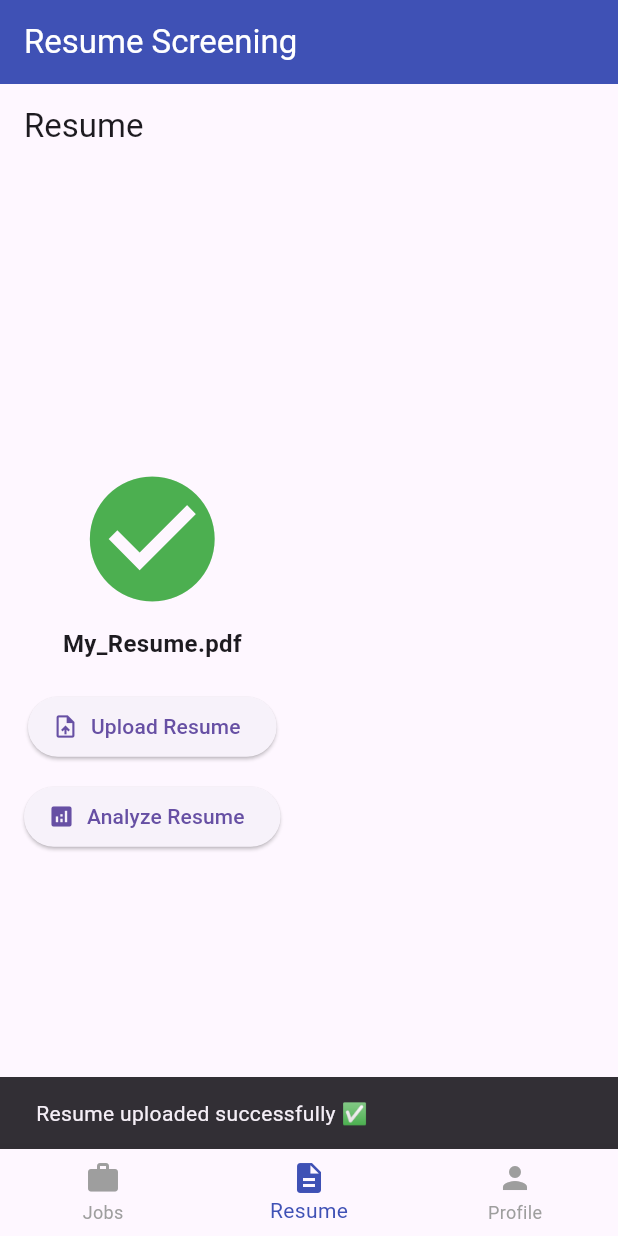
After one commit to gourav-gothwal/talent-sync, a Flutter app: the screen it shows once a user with an empty profile is signed in, item 2 of the bottom bar chosen, after a tap on "Upload Resume", on a phone screen of 412 x 824 dp. The commit adds this screen. Run offline on Flutter 3.47's test engine with Material 3 defaults, Android fonts, the phone set to English and light mode, and no system bars; our stand-ins replace cloud_firestore, firebase_auth, firebase_core; accounts and stored records are empty.

Commit message:
updated and improved ui

```diff
--- a/lib/main.dart
+++ b/lib/main.dart
@@ -1,7 +1,7 @@
 import 'package:flutter/material.dart';
 import 'package:firebase_core/firebase_core.dart';
 import 'package:firebase_auth/firebase_auth.dart';
-import 'firebase_options.dart';
+import 'package:talent_sync/firebase_options.dart';
 
 import 'screens/auth/login_screen.dart';
 import 'screens/home/home_screen.dart';
--- a/lib/screens/auth/login_screen.dart
+++ b/lib/screens/auth/login_screen.dart
@@ -57,7 +57,7 @@ class _LoginScreenState extends State<LoginScreen> {
               mainAxisAlignment: MainAxisAlignment.center,
               children: [
                 const Text(
-                  "HireMatch",
+                  "Talent Sync",
                   style: TextStyle(
                     fontSize: 32,
                     fontWeight: FontWeight.bold,
@@ -109,7 +109,12 @@ class _LoginScreenState extends State<LoginScreen> {
                     backgroundColor: Colors.indigo,
                   ),
                   onPressed: _login,
-                  child: const Text("Login"),
+                  child: const Text(
+                    "Login",
+                    style: TextStyle(
+                      color: Colors.white,
+                    ),
+                  ),
                 ),
                 const SizedBox(height: 20),
 
--- /dev/null
+++ b/lib/screens/home/home_screen.dart
@@ -0,0 +1,70 @@
+import 'package:flutter/material.dart';
+import 'package:talent_sync/screens/home/jobs_screen.dart';
+import 'package:talent_sync/screens/home/resume_screen.dart';
+
+import '../profile/profile_screen.dart';
+
+class HomeScreen extends StatefulWidget {
+  const HomeScreen({super.key});
+
+  @override
+  State<HomeScreen> createState() => _HomeScreenState();
+}
+
+class _HomeScreenState extends State<HomeScreen> {
+  int _selectedIndex = 0;
+
+  // Screens for navigation
+  final List<Widget> _screens = const [
+    JobsScreen(),
+    ResumeScreen(),
+    ProfileScreen(),
+  ];
+
+  // Titles for AppBar
+  final List<String> _titles = [
+    "Welcome to Talent Sync",
+    "Resume Screening",
+    "Profile",
+  ];
+
+  void _onItemTapped(int index) {
+    setState(() {
+      _selectedIndex = index;
+    });
+  }
+
+  @override
+  Widget build(BuildContext context) {
+    return Scaffold(
+      appBar: AppBar(
+        title: Text(_titles[_selectedIndex],
+            style: TextStyle(color: Colors.white),
+        ),
+        backgroundColor: Colors.indigo,
+
+      ),
+      body: _screens[_selectedIndex],
+      bottomNavigationBar: BottomNavigationBar(
+        currentIndex: _selectedIndex,
+        selectedItemColor: Colors.indigo,
+        unselectedItemColor: Colors.grey,
+        onTap: _onItemTapped,
+        items: const [
+          BottomNavigationBarItem(
+            icon: Icon(Icons.work),
+            label: "Jobs",
+          ),
+          BottomNavigationBarItem(
+            icon: Icon(Icons.description),
+            label: "Resume",
+          ),
+          BottomNavigationBarItem(
+            icon: Icon(Icons.person),
+            label: "Profile",
+          ),
+        ],
+      ),
+    );
+  }
+}
--- /dev/null
+++ b/lib/screens/home/jobs_screen.dart
@@ -0,0 +1,81 @@
+import 'package:flutter/material.dart';
+import 'package:talent_sync/models/job.dart';
+import 'package:talent_sync/services/job_service.dart';
+
+class JobsScreen extends StatelessWidget {
+  const JobsScreen({super.key});
+
+  @override
+  Widget build(BuildContext context) {
+    return Scaffold(
+      appBar: AppBar(title: const Text("Available Jobs")),
+      body: StreamBuilder<List<Job>>(
+        stream: JobService().getJobs(), // returns Stream<List<Job>>
+        builder: (context, snapshot) {
+          if (snapshot.connectionState == ConnectionState.waiting) {
+            return const Center(child: CircularProgressIndicator());
+          } else if (snapshot.hasError) {
+            return Center(child: Text("Error: ${snapshot.error}"));
+          } else if (!snapshot.hasData || snapshot.data!.isEmpty) {
+            return const Center(child: Text("No jobs found"));
+          }
+
+          final jobs = snapshot.data!;
+          return ListView.builder(
+            itemCount: jobs.length,
+            itemBuilder: (context, index) {
+              final job = jobs[index];
+              return Card(
+                margin: const EdgeInsets.symmetric(horizontal: 12, vertical: 6),
+                elevation: 3,
+                child: ListTile(
+                  leading: const Icon(Icons.work, color: Colors.indigo),
+                  title: Text(job.title),
+                  subtitle: Text(job.company),
+                  trailing: Text(job.location,
+                      style: const TextStyle(color: Colors.grey)),
+                  onTap: () => _showJobDetails(context, job),
+                ),
+              );
+            },
+          );
+        },
+      ),
+    );
+  }
+
+  void _showJobDetails(BuildContext context, Job job) {
+    showDialog(
+      context: context,
+      builder: (_) => AlertDialog(
+        title: Text(job.title),
+        content: Column(
+          mainAxisSize: MainAxisSize.min,
+          crossAxisAlignment: CrossAxisAlignment.start,
+          children: [
+            Text("Company: ${job.company}"),
+            Text("Location: ${job.location}"),
+            const SizedBox(height: 10),
+            const Text("Description:"),
+            Text(job.description),
+          ],
+        ),
+        actions: [
+          TextButton(
+            onPressed: () => Navigator.pop(context),
+            child: const Text("Close"),
+          ),
+          ElevatedButton(
+            onPressed: () {
+              Navigator.pop(context);
+              ScaffoldMessenger.of(context).showSnackBar(
+                const SnackBar(content: Text("Applied Successfully ✅")),
+              );
+            },
+            child: const Text("Apply"),
+          ),
+        ],
+      ),
+    );
+  }
+}
--- /dev/null
+++ b/lib/screens/home/resume_screen.dart
@@ -0,0 +1,82 @@
+import 'package:flutter/material.dart';
+
+class ResumeScreen extends StatefulWidget {
+  const ResumeScreen({super.key});
+
+  @override
+  State<ResumeScreen> createState() => _ResumeScreenState();
+}
+
+class _ResumeScreenState extends State<ResumeScreen> {
+  String? uploadedResume;
+
+  void uploadResume() async {
+    // Mock upload: In a real app, integrate file picker & Firebase Storage
+    setState(() {
+      uploadedResume = "My_Resume.pdf";
+    });
+
+    ScaffoldMessenger.of(context).showSnackBar(
+      const SnackBar(content: Text("Resume uploaded successfully ✅")),
+    );
+  }
+
+  void analyzeResume() {
+    if (uploadedResume == null) {
+      ScaffoldMessenger.of(context).showSnackBar(
+        const SnackBar(content: Text("Please upload a resume first ⚠️")),
+      );
+      return;
+    }
+
+    Navigator.push(
+      context,
+      MaterialPageRoute(
+        builder: (_) => const ResumeScreen(),
+      ),
+    );
+  }
+
+  @override
+  Widget build(BuildContext context) {
+    return Scaffold(
+      appBar: AppBar(
+        title: const Text("Resume"),
+      ),
+      body: Padding(
+        padding: const EdgeInsets.all(16.0),
+        child: Column(
+          mainAxisAlignment: MainAxisAlignment.center,
+          children: [
+            uploadedResume == null
+                ? const Icon(Icons.picture_as_pdf, size: 100, color: Colors.grey)
+                : Column(
+              children: [
+                const Icon(Icons.check_circle,
+                    size: 100, color: Colors.green),
+                const SizedBox(height: 8),
+                Text(
+                  uploadedResume!,
+                  style: const TextStyle(
+                      fontSize: 16, fontWeight: FontWeight.bold),
+                ),
+              ],
+            ),
+            const SizedBox(height: 20),
+            ElevatedButton.icon(
+              onPressed: uploadResume,
+              icon: const Icon(Icons.upload_file),
+              label: const Text("Upload Resume"),
+            ),
+            const SizedBox(height: 12),
+            ElevatedButton.icon(
+              onPressed: analyzeResume,
+              icon: const Icon(Icons.analytics),
+              label: const Text("Analyze Resume"),
+            ),
+          ],
+        ),
+      ),
+    );
+  }
+}
--- a/lib/screens/profile/profile_screen.dart
+++ b/lib/screens/profile/profile_screen.dart
@@ -12,10 +12,6 @@ class ProfileScreen extends StatelessWidget {
     final authService = AuthService();
 
     return Scaffold(
-      appBar: AppBar(
-        title: const Text("Profile"),
-        backgroundColor: Colors.indigo,
-      ),
       body: Padding(
         padding: const EdgeInsets.all(20),
         child: Column(
--- a/pubspec.yaml
+++ b/pubspec.yaml
@@ -34,7 +34,7 @@ dependencies:
   firebase_auth: ^4.7.0
   cloud_firestore: ^4.8.0
   firebase_storage: ^11.2.0
-  file_picker: ^5.3.0
+  file_picker: ^8.0.0
   http: ^1.1.0
   provider: ^6.0.5
   google_fonts: ^6.1.0
```
Also changed, not shown: google-services.json (added, +29 -0 lines), lib/models/job.dart (+30 -5 lines), lib/screens/home/job_details_screen.dart (added, +81 -0 lines), lib/screens/home/saved_jobs_screen.dart (added, +84 -0 lines), lib/widgets/custom_button.dart (added, +52 -0 lines), lib/widgets/custom_textfield.dart (added, +56 -0 lines), lib/widgets/job_card.dart (added, +80 -0 lines), firebase.json (added), lib/firebase_options.dart (added), pubspec.lock, 5 other files.
